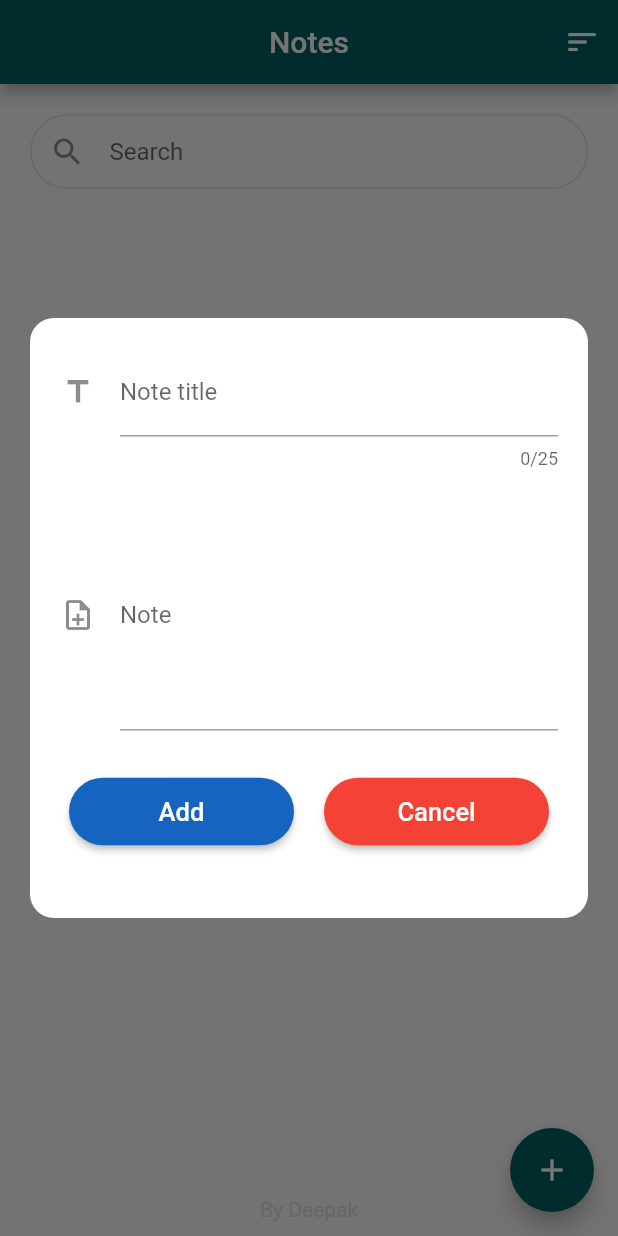
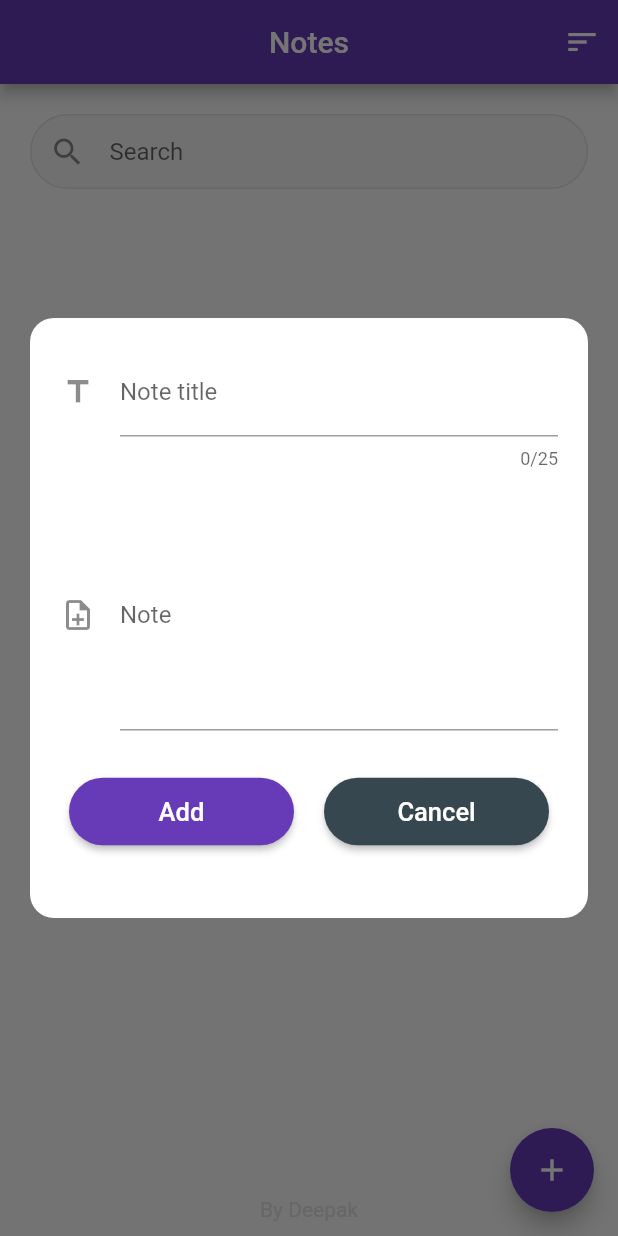
Before and after one commit to deepak945516/Notepad_Flutter, a Flutter app: the screen it shows after launch, after a tap on the "add" icon, on a phone screen of 412 x 824 dp. Run offline on Flutter 3.47's test engine with Material 2 defaults, Android fonts, the phone set to English and light mode, and no system bars; our stand-ins replace fluttertoast, shared_preferences, sqflite; accounts and stored records are empty.

Commit message:
Color update

```diff
--- a/two_note/lib/main.dart
+++ b/two_note/lib/main.dart
@@ -1,7 +1,11 @@
 import 'package:flutter/material.dart';
+import 'package:flutter/services.dart';
 import 'package:two_note/ui/screens/notes.dart';
 
 void main() {
+  SystemChrome.setSystemUIOverlayStyle(SystemUiOverlayStyle(
+    statusBarColor: Colors.transparent,
+  ));
   runApp(MyApp());
 }
 
@@ -14,7 +18,7 @@ class MyApp extends StatelessWidget {
       debugShowCheckedModeBanner: false,
       title: '2Note',
       theme: ThemeData(
-        primaryColor: Colors.cyan[900],
+        primaryColor: Colors.deepPurple,
       ),
       home: Notes(),
     );
--- a/two_note/lib/ui/screens/notes.dart
+++ b/two_note/lib/ui/screens/notes.dart
@@ -38,6 +38,7 @@ class _NotesState extends State<Notes> {
     return Scaffold(
       appBar: AppBar(
         centerTitle: true,
+        brightness: Brightness.dark,
         title: Text(
           "Notes",
         ),
@@ -81,6 +82,7 @@ class _NotesState extends State<Notes> {
           margin: EdgeInsets.only(left: 20, right: 20, top: 20, bottom: 10),
           padding: EdgeInsets.only(left: 12),
           decoration: BoxDecoration(
+            color: Colors.grey[100],
             borderRadius: BorderRadius.circular(25),
             border: Border.all(color: Colors.grey[300]),
           ),
@@ -156,6 +158,9 @@ class _NotesState extends State<Notes> {
       itemCount: noteList.length,
       itemBuilder: (_, index) {
         var note = noteList[index];
+        var date = sortTitle == "By Updated Date"
+            ? note.updatedDate
+            : note.createdDate;
         return Card(
           child: ListTile(
             title: Row(
@@ -166,7 +171,7 @@ class _NotesState extends State<Notes> {
                   maxLines: 2,
                 ),
                 Text(
-                  DartHelper.geDateFrom(int.parse(note.createdDate)),
+                  DartHelper.geDateFrom(int.parse(date)),
                   style: TextStyle(
                     color: Colors.grey,
                     fontSize: 13,
--- a/two_note/lib/ui/widgets/add_note.dart
+++ b/two_note/lib/ui/widgets/add_note.dart
@@ -74,7 +74,7 @@ class AddNote extends StatelessWidget {
                 children: [
                   MaterialButton(
                       shape: StadiumBorder(),
-                      color: Colors.blue[800],
+                      color: Theme.of(context).primaryColor,
                       minWidth: 150,
                       height: 45,
                       child: Text(
@@ -86,8 +86,7 @@ class AddNote extends StatelessWidget {
                       ),
                       onPressed: () {
                         if (titleController.text.trim().isEmpty) {
-                          DartHelper.showToast(
-                              message: "Please enter title");
+                          DartHelper.showToast(message: "Please enter title");
                           return;
                         }
                         note.title = titleController.text;
@@ -105,7 +104,7 @@ class AddNote extends StatelessWidget {
                   ),
                   MaterialButton(
                       shape: StadiumBorder(),
-                      color: Colors.red,
+                      color: Colors.blueGrey[800],
                       minWidth: 150,
                       height: 45,
                       child: Text(
```
